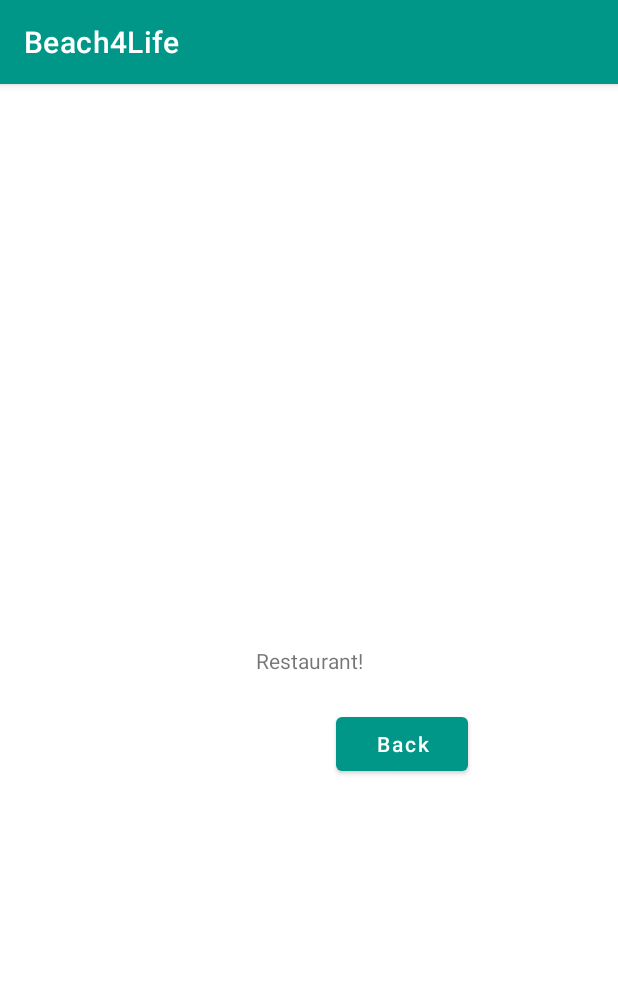
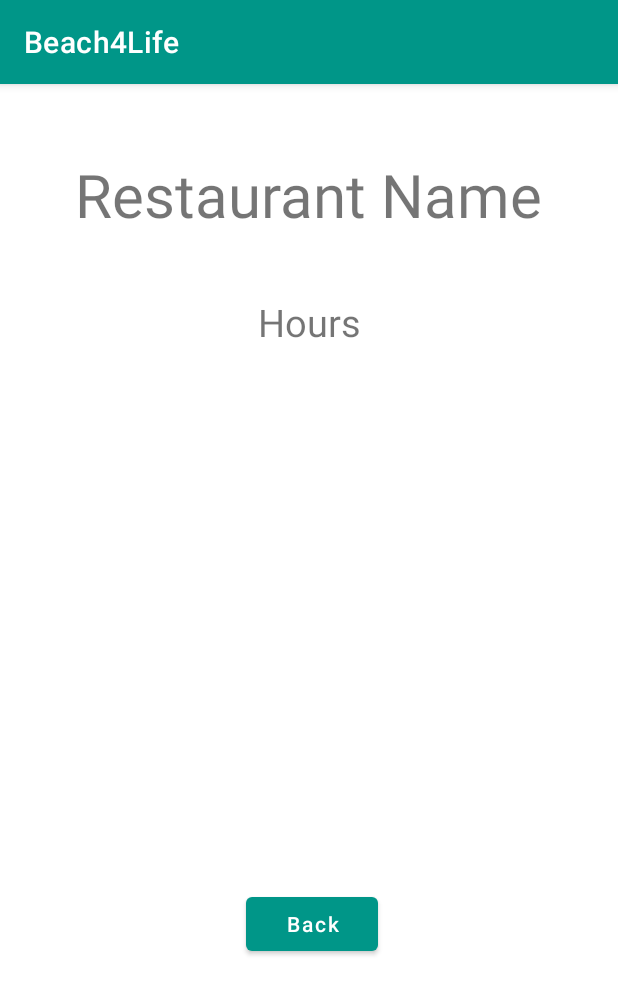
Before and after one commit to kdhoka/SoCalBeach4Life, an Android app: the RestaurantPage screen opened directly, with no data from a screen before it, on a phone screen of 412 x 824 dp. Shown: the top 995 px of the screen. Run offline under Robolectric (Android 15) with nearby library versions, the phone set to English and light mode, and no system bars; our stand-ins replace Firebase (no records; nobody signed in at launch, a user with empty details on screens opened directly).

Commit message:
restaurant info page design v1

```diff
--- a/app/src/main/java/com/example/beachtrip/RestaurantPage.java
+++ b/app/src/main/java/com/example/beachtrip/RestaurantPage.java
@@ -18,13 +18,15 @@ import java.util.ArrayList;
 
 public class RestaurantPage extends AppCompatActivity {
 
+    String name;
+
     @Override
     protected void onCreate(Bundle savedInstanceState) {
         super.onCreate(savedInstanceState);
 
         setContentView(R.layout.restaurant_info);
 
-        String name = getIntent().getStringExtra("restaurantName");
+        this.name = getIntent().getStringExtra("restaurantName");
         TextView tv = (TextView) findViewById(R.id.restaurant1);
         if(name != null) {
             tv.setText(name);
@@ -33,8 +35,6 @@ public class RestaurantPage extends AppCompatActivity {
         FirebaseDatabase root = FirebaseDatabase.getInstance();
         DatabaseReference restRef= root.getReference("Restaurants"); //pointer to the Restaurant tree
 
-        ArrayList<String> restaurantNames = new ArrayList<String>();
-
         ValueEventListener restaurantCredentialListener = new ValueEventListener() {
             private static final String TAG = "Restaurant read.";
 
@@ -42,13 +42,15 @@ public class RestaurantPage extends AppCompatActivity {
             public void onDataChange(DataSnapshot dataSnapshot) {
                 // Get value of each attribute of a User ob
                 for (DataSnapshot dsp : dataSnapshot.getChildren()) {
-                    //System.out.println("here");
-                    //String userkey  = dsp.getKey();
                     String restName = dsp.child("name").getValue().toString();
-                    restaurantNames.add(restName);
+                    if(restName.equals(name)){
+                        String hours = dsp.child("hours").getValue().toString();
+                        TextView hoursTv = findViewById(R.id.hours);
+                        System.out.println(hours);
+                        hoursTv.setText("Hours: " + hours);
+                        break;
+                    }
                 }
-                TextView tv = findViewById(R.id.restaurant1);
-                //tv.setText(restaurantNames.get(1));
                 // ..
             }
 
--- a/app/src/main/res/layout/restaurant_info.xml
+++ b/app/src/main/res/layout/restaurant_info.xml
@@ -7,12 +7,15 @@
     tools:context=".RestaurantPage">
 
     <TextView
-        android:layout_width="wrap_content"
-        android:layout_height="wrap_content"
         android:id="@+id/restaurant1"
-        android:text="Restaurant!"
-        app:layout_constraintBottom_toBottomOf="parent"
+        android:layout_width="368dp"
+        android:layout_height="116dp"
+        android:layout_marginTop="16dp"
+        android:gravity="center"
+        android:text="Restaurant Name"
+        android:textSize="40dp"
         app:layout_constraintEnd_toEndOf="parent"
+        app:layout_constraintHorizontal_bias="0.488"
         app:layout_constraintStart_toStartOf="parent"
         app:layout_constraintTop_toTopOf="parent" />
 
@@ -20,11 +23,26 @@
         android:id="@+id/buttonRestaurant"
         android:layout_width="wrap_content"
         android:layout_height="wrap_content"
-        android:layout_marginTop="416dp"
-        android:layout_marginEnd="100dp"
+        android:layout_marginTop="536dp"
+        android:layout_marginEnd="160dp"
         android:onClick="onReturn"
         android:text="Back"
         app:layout_constraintEnd_toEndOf="parent"
         app:layout_constraintTop_toTopOf="parent" />
 
+    <TextView
+        android:id="@+id/hours"
+        android:layout_width="368dp"
+        android:layout_height="53dp"
+        android:layout_marginStart="71dp"
+        android:layout_marginTop="132dp"
+        android:layout_marginEnd="71dp"
+        android:gravity="center"
+        android:text="Hours"
+        android:textSize="25dp"
+        app:layout_constraintEnd_toEndOf="parent"
+        app:layout_constraintHorizontal_bias="0.505"
+        app:layout_constraintStart_toStartOf="parent"
+        app:layout_constraintTop_toTopOf="parent" />
+
 </androidx.constraintlayout.widget.ConstraintLayout>
```
